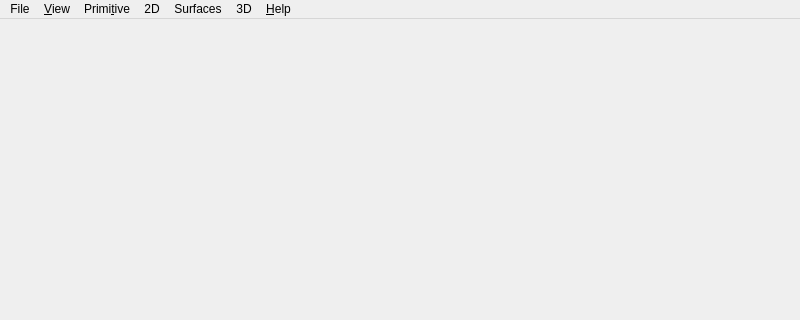
The window that occQt.ui (yurovalex/SimpleGM) describes before a commit, drawn with Qt 5; both pictures show x 0 to 800 and y 0 to 320 of the 800 by 600 pixel window.
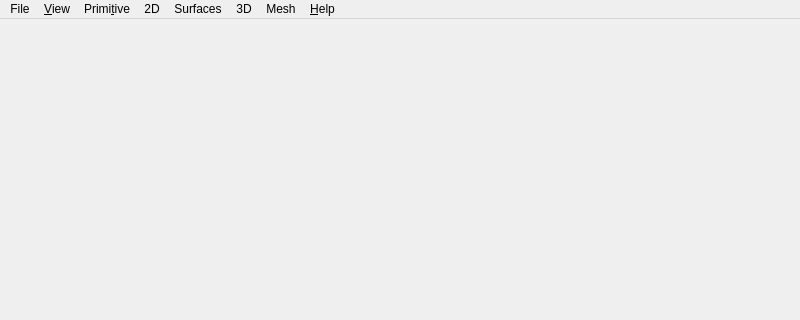
The same window after the commit. Icons and pictures are not drawn.

The edit to the form file:
```diff
--- a/occQt.ui
+++ b/occQt.ui
@@ -24,7 +24,7 @@
      <x>0</x>
      <y>0</y>
      <width>800</width>
-     <height>26</height>
+     <height>33</height>
     </rect>
    </property>
    <widget class="QMenu" name="menuFile">
@@ -85,12 +85,19 @@
     <addaction name="actionRuled_surface"/>
     <addaction name="actionSampleSurface"/>
    </widget>
+   <widget class="QMenu" name="menuMesh">
+    <property name="title">
+     <string>Mesh</string>
+    </property>
+    <addaction name="actionTesselation_1"/>
+   </widget>
    <addaction name="menuFile"/>
    <addaction name="menuView"/>
    <addaction name="menuPrimitive"/>
    <addaction name="menu2D"/>
    <addaction name="menuSurface"/>
    <addaction name="menuModeling"/>
+   <addaction name="menuMesh"/>
    <addaction name="menuHelp"/>
   </widget>
   <widget class="QStatusBar" name="statusBar"/>
```
Left out of the diff: 15 changed lines with no effect on the pictures.
